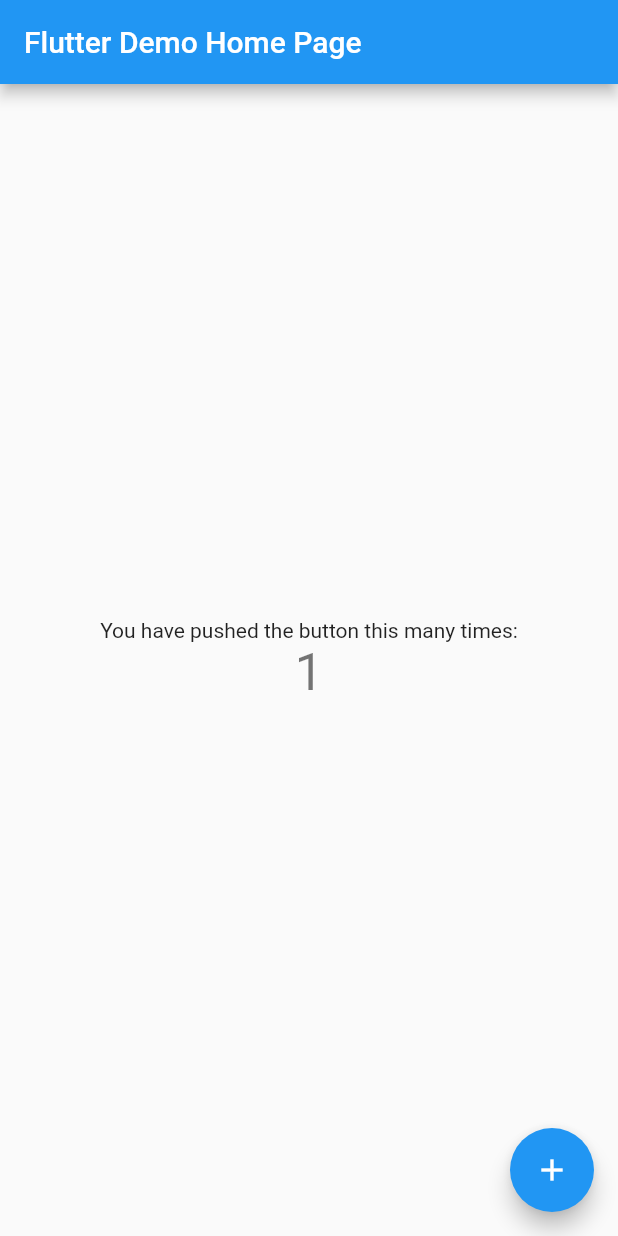
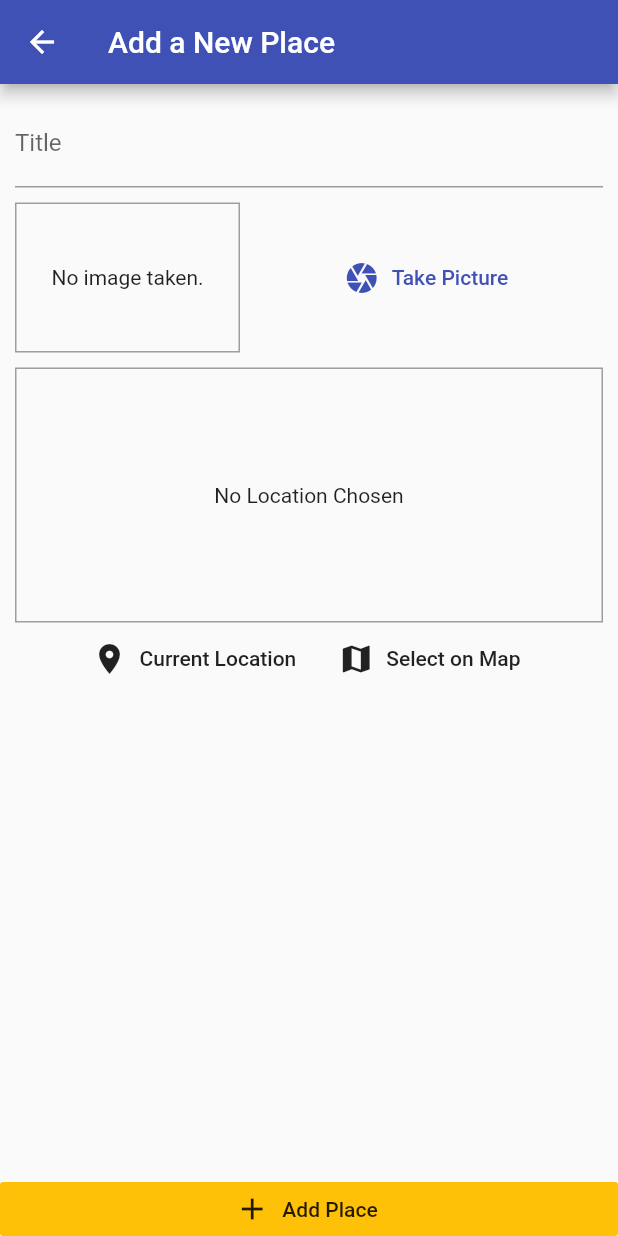
Before and after one commit to j04ntoh/flutter_native, a Flutter app: the screen it shows after launch, after a tap on the "add" icon, on a phone screen of 412 x 824 dp. Run offline on Flutter 3.47's test engine with Material 2 defaults, Android fonts, the phone set to English and light mode, and no system bars; our stand-ins replace google_maps_flutter, image_picker, location, sqflite; accounts and stored records are empty.

Commit message:
native database, google map

```diff
--- /dev/null
+++ b/lib/helpers/db_helper.dart
@@ -0,0 +1,31 @@
+import 'package:sqflite/sqflite.dart' as sql;
+import 'package:path/path.dart' as path;
+
+class DBHelper {
+  static Future<sql.Database> database() async {
+    final dbPath = await sql.getDatabasesPath();
+    return sql.openDatabase(
+        path.join(
+          dbPath,
+          'user_places.db',
+        ), onCreate: (db, version) async {
+      return db.execute(
+          'CREATE TABLE user_places(id TEXT PRIMARY KEY, title TEXT, image TEXT, loc_lat REAL, loc_lng REAL, address TEXT)');
+    }, version: 1);
+  }
+
+  static Future<void> insert(String table, Map<String, Object> data) async {
+    final sqlDB = await DBHelper.database();
+
+    sqlDB.insert(
+      table,
+      data,
+      conflictAlgorithm: sql.ConflictAlgorithm.replace,
+    );
+  }
+
+  static Future<List<Map<String, dynamic>>> getData(String table) async {
+    final db = await DBHelper.database();
+    return db.query(table);
+  }
+}
--- /dev/null
+++ b/lib/helpers/location_helper.dart
@@ -0,0 +1,19 @@
+import 'dart:convert';
+import 'package:http/http.dart' as http;
+
+const GOOGLE_API_KEY = 'AIzaSyBgsyoREG3dYyqTttTyEOE3P4IlkgSr3EI';
+
+class LocationHelper {
+  static String generateLocationPreviewImage(
+      {double latitude, double longitude}) {
+    return 'https://maps.googleapis.com/maps/api/staticmap?center=$latitude,$longitude&zoom=13&size=600x300&maptype=roadmap&markers=color:red%7Clabel:%7C$latitude,$longitude&key=$GOOGLE_API_KEY';
+  }
+
+  static Future<String> getPlaceAddress(double lat, double lng) async {
+    final url =
+        'https://maps.googleapis.com/maps/api/geocode/json?latlng=$lat,$lng&key=$GOOGLE_API_KEY';
+    final response = await http.get(url);
+    //print(json.decode(response.body));
+    return json.decode(response.body)['results'][0]['formatted_address'];
+  }
+}
--- a/lib/main.dart
+++ b/lib/main.dart
@@ -1,4 +1,10 @@
 import 'package:flutter/material.dart';
+import 'package:provider/provider.dart';
+
+import './providers/great_places.dart';
+import './screens/places_list_screen.dart';
+import './screens/add_place_screen.dart';
+import './screens/place_detail_screen.dart';
 
 void main() {
   runApp(MyApp());
@@ -8,110 +14,22 @@ class MyApp extends StatelessWidget {
   // This widget is the root of your application.
   @override
   Widget build(BuildContext context) {
-    return MaterialApp(
-      title: 'Flutter Demo',
-      theme: ThemeData(
-        // This is the theme of your application.
-        //
-        // Try running your application with "flutter run". You'll see the
-        // application has a blue toolbar. Then, without quitting the app, try
-        // changing the primarySwatch below to Colors.green and then invoke
-        // "hot reload" (press "r" in the console where you ran "flutter run",
-        // or simply save your changes to "hot reload" in a Flutter IDE).
-        // Notice that the counter didn't reset back to zero; the application
-        // is not restarted.
-        primarySwatch: Colors.blue,
-        // This makes the visual density adapt to the platform that you run
-        // the app on. For desktop platforms, the controls will be smaller and
-        // closer together (more dense) than on mobile platforms.
-        visualDensity: VisualDensity.adaptivePlatformDensity,
+    return ChangeNotifierProvider(
+      create: (ctx) => GreatPlaces(),
+      child: MaterialApp(
+        title: '',
+        theme: ThemeData(
+          primarySwatch: Colors.indigo,
+          accentColor: Colors.amber,
+          visualDensity: VisualDensity.adaptivePlatformDensity,
+        ),
+        home: PlacesListScreen(),
+        routes: {
+          AddPlaceScreen.routeName: (ctx) => AddPlaceScreen(),
+          PlacesListScreen.routeName: (ctx) => PlacesListScreen(),
+          PlaceDetailScreen.routeName: (ctx) => PlaceDetailScreen(),
+        },
       ),
-      home: MyHomePage(title: 'Flutter Demo Home Page'),
     );
   }
 }
-
-class MyHomePage extends StatefulWidget {
-  MyHomePage({Key key, this.title}) : super(key: key);
-
-  // This widget is the home page of your application. It is stateful, meaning
-  // that it has a State object (defined below) that contains fields that affect
-  // how it looks.
-
-  // This class is the configuration for the state. It holds the values (in this
-  // case the title) provided by the parent (in this case the App widget) and
-  // used by the build method of the State. Fields in a Widget subclass are
-  // always marked "final".
-
-  final String title;
-
-  @override
-  _MyHomePageState createState() => _MyHomePageState();
-}
-
-class _MyHomePageState extends State<MyHomePage> {
-  int _counter = 0;
-
-  void _incrementCounter() {
-    setState(() {
-      // This call to setState tells the Flutter framework that something has
-      // changed in this State, which causes it to rerun the build method below
-      // so that the display can reflect the updated values. If we changed
-      // _counter without calling setState(), then the build method would not be
-      // called again, and so nothing would appear to happen.
-      _counter++;
-    });
-  }
-
-  @override
-  Widget build(BuildContext context) {
-    // This method is rerun every time setState is called, for instance as done
-    // by the _incrementCounter method above.
-    //
-    // The Flutter framework has been optimized to make rerunning build methods
-    // fast, so that you can just rebuild anything that needs updating rather
-    // than having to individually change instances of widgets.
-    return Scaffold(
-      appBar: AppBar(
-        // Here we take the value from the MyHomePage object that was created by
-        // the App.build method, and use it to set our appbar title.
-        title: Text(widget.title),
-      ),
-      body: Center(
-        // Center is a layout widget. It takes a single child and positions it
-        // in the middle of the parent.
-        child: Column(
-          // Column is also a layout widget. It takes a list of children and
-          // arranges them vertically. By default, it sizes itself to fit its
-          // children horizontally, and tries to be as tall as its parent.
-          //
-          // Invoke "debug painting" (press "p" in the console, choose the
-          // "Toggle Debug Paint" action from the Flutter Inspector in Android
-          // Studio, or the "Toggle Debug Paint" command in Visual Studio Code)
-          // to see the wireframe for each widget.
-          //
-          // Column has various properties to control how it sizes itself and
-          // how it positions its children. Here we use mainAxisAlignment to
-          // center the children vertically; the main axis here is the vertical
-          // axis because Columns are vertical (the cross axis would be
-          // horizontal).
-          mainAxisAlignment: MainAxisAlignment.center,
-          children: <Widget>[
-            Text(
-              'You have pushed the button this many times:',
-            ),
-            Text(
-              '$_counter',
-              style: Theme.of(context).textTheme.headline4,
-            ),
-          ],
-        ),
-      ),
-      floatingActionButton: FloatingActionButton(
-        onPressed: _incrementCounter,
-        tooltip: 'Increment',
-        child: Icon(Icons.add),
-      ), // This trailing comma makes auto-formatting nicer for build methods.
-    );
-  }
-}
--- /dev/null
+++ b/lib/models/place.dart
@@ -0,0 +1,29 @@
+import 'dart:io';
+
+import 'package:flutter/foundation.dart';
+
+class PlaceLocation {
+  final double latitude;
+  final double longitude;
+  final String address;
+
+  const PlaceLocation({
+    @required this.latitude,
+    @required this.longitude,
+    this.address,
+  });
+}
+
+class Place {
+  final String id;
+  final String title;
+  final PlaceLocation location;
+  final File image;
+
+  Place({
+    @required this.id,
+    @required this.title,
+    @required this.location,
+    @required this.image,
+  });
+}
--- /dev/null
+++ b/lib/providers/great_places.dart
@@ -0,0 +1,65 @@
+import 'dart:io';
+
+import 'package:flutter/material.dart';
+import '../models/place.dart';
+import '../helpers/db_helper.dart';
+import '../helpers/location_helper.dart';
+
+class GreatPlaces with ChangeNotifier {
+  List<Place> _items = [];
+
+  List<Place> get items {
+    return [..._items];
+  }
+
+  Place findById(String id) {
+    return _items.firstWhere((place) => place.id == id);
+  }
+
+  Future<void> addPlace(String pickedTitle, File pickedImage,
+      PlaceLocation pickedLocation) async {
+    final address = await LocationHelper.getPlaceAddress(
+        pickedLocation.latitude, pickedLocation.longitude);
+    final updateLocation = PlaceLocation(
+      latitude: pickedLocation.latitude,
+      longitude: pickedLocation.longitude,
+      address: address,
+    );
+    final newPlace = Place(
+      id: DateTime.now().toString(),
+      image: pickedImage,
+      title: pickedTitle,
+      location: updateLocation,
+    );
+    _items.add(newPlace);
+    notifyListeners();
+    DBHelper.insert('user_places', {
+      'id': newPlace.id,
+      'image': newPlace.image.path,
+      'title': newPlace.title,
+      'loc_lat': newPlace.location.latitude,
+      'loc_lng': newPlace.location.longitude,
+      'address': newPlace.location.address,
+    });
+  }
+
+  Future<void> fetchAndSetPlaces() async {
+    final dataList = await DBHelper.getData('user_places');
+    _items = dataList
+        .map(
+          (item) => Place(
+            id: item['id'],
+            image: File(item['image']),
+            title: item['title'],
+            location: PlaceLocation(
+              latitude: item['loc_lat'],
+              longitude: item['loc_lng'],
+              address: item['address'],
+            ),
+          ),
+        )
+        .toList();
+
+    notifyListeners();
+  }
+}
--- /dev/null
+++ b/lib/screens/add_place_screen.dart
@@ -0,0 +1,87 @@
+import 'dart:io';
+import 'package:flutter/material.dart';
+import 'package:provider/provider.dart';
+
+import '../widgets/location_input.dart';
+import '../widgets/image_input.dart';
+import '../providers/great_places.dart';
+import '../models/place.dart';
+
+class AddPlaceScreen extends StatefulWidget {
+  static const routeName = '/add-place';
+
+  @override
+  _AddPlacesState createState() => _AddPlacesState();
+}
+
+class _AddPlacesState extends State<AddPlaceScreen> {
+  final _titleController = TextEditingController();
+  File _pickedImage;
+  PlaceLocation _pickedLocation;
+
+  void _selectedImage(File pickedImage) {
+    _pickedImage = pickedImage;
+  }
+
+  void _selectPlace(double lat, double lng) {
+    _pickedLocation = PlaceLocation(latitude: lat, longitude: lng);
+  }
+
+  void _savePlace() {
+    if (_titleController.text.isEmpty || _pickedImage == null) {
+      return;
+    }
+    Provider.of<GreatPlaces>(context, listen: false)
+        .addPlace(_titleController.text, _pickedImage, _pickedLocation);
+
+    Navigator.of(context).pop();
+  }
+
+  @override
+  Widget build(BuildContext context) {
+    return Scaffold(
+      appBar: AppBar(
+        title: Text('Add a New Place'),
+      ),
+      body: Column(
+        mainAxisAlignment: MainAxisAlignment.spaceBetween,
+        crossAxisAlignment: CrossAxisAlignment.stretch,
+        children: <Widget>[
+          Expanded(
+            child: SingleChildScrollView(
+              child: Padding(
+                padding: EdgeInsets.all(10),
+                child: Column(
+                  children: <Widget>[
+                    TextField(
+                      decoration: InputDecoration(labelText: 'Title'),
+                      controller: _titleController,
+                    ),
+                    SizedBox(
+                      height: 10,
+                    ),
+                    ImageInput(_selectedImage),
+                    SizedBox(
+                      height: 10,
+                    ),
+                    LocationInput(_selectPlace),
+                  ],
+                ),
+              ),
+            ),
+          ),
+          RaisedButton.icon(
+            color: Theme.of(context).accentColor,
+            materialTapTargetSize: MaterialTapTargetSize.shrinkWrap,
+            elevation: 0,
+            onPressed: _savePlace,
+            icon: Icon(Icons.add),
+            label: Text(
+              'Add Place',
+            ),
+          ),
+        ],
+      ),
+    );
+  }
+}
--- /dev/null
+++ b/lib/screens/places_list_screen.dart
@@ -0,0 +1,61 @@
+import 'package:flutter/material.dart';
+import 'package:flutter_native/screens/place_detail_screen.dart';
+import 'package:provider/provider.dart';
+import '../screens/add_place_screen.dart';
+import '../providers/great_places.dart';
+
+class PlacesListScreen extends StatelessWidget {
+  static const routeName = '/place-list';
+
+  @override
+  Widget build(BuildContext context) {
+    return Scaffold(
+      appBar: AppBar(
+        title: Text('Your Places'),
+        actions: <Widget>[
+          IconButton(
+            icon: Icon(Icons.add),
+            onPressed: () {
+              Navigator.of(context).pushNamed(AddPlaceScreen.routeName);
+            },
+          )
+        ],
+      ),
+      body: FutureBuilder(
+        future: Provider.of<GreatPlaces>(context, listen: false)
+            .fetchAndSetPlaces(),
+        builder: (ctx, snapshot) => snapshot.connectionState ==
+                ConnectionState.waiting
+            ? Center(
+                child: CircularProgressIndicator(),
+              )
+            : Consumer<GreatPlaces>(
+                builder: (context, greatplaces, ch) =>
+                    greatplaces.items.length <= 0
+                        ? ch
+                        : ListView.builder(
+                            itemCount: greatplaces.items.length,
+                            itemBuilder: (context, i) => ListTile(
+                              leading: CircleAvatar(
+                                backgroundImage:
+                                    FileImage(greatplaces.items[i].image),
+                              ),
+                              title: Text(greatplaces.items[i].title),
+                              subtitle:
+                                  Text(greatplaces.items[i].location.address),
+                              onTap: () {
+                                Navigator.of(context).pushNamed(
+                                  PlaceDetailScreen.routeName,
+                                  arguments: greatplaces.items[i].id,
+                                );
+                              },
+                            ),
+                          ),
+                child: Center(
+                  child: Text('Got no places yet, start adding some!'),
+                ),
+              ),
+      ),
+    );
+  }
+}
--- /dev/null
+++ b/lib/widgets/image_input.dart
@@ -0,0 +1,75 @@
+import 'dart:io';
+
+import 'package:flutter/material.dart';
+import 'package:image_picker/image_picker.dart';
+import 'package:path/path.dart' as path;
+import 'package:path_provider/path_provider.dart' as syspaths;
+
+class ImageInput extends StatefulWidget {
+  final Function onSelectImage;
+
+  ImageInput(this.onSelectImage);
+
+  @override
+  _ImageInputState createState() => _ImageInputState();
+}
+
+class _ImageInputState extends State<ImageInput> {
+  File _storedImage;
+
+  Future<void> _takePicture() async {
+    final picker = ImagePicker();
+    final imagefile = await picker.getImage(
+      source: ImageSource.camera,
+      maxWidth: 600,
+    );
+
+    setState(() {
+      _storedImage = File(imagefile.path);
+    });
+    Directory appDir = await syspaths.getApplicationDocumentsDirectory();
+    final fileName = path.basename(imagefile.path);
+    final savedImage = await _storedImage.copy('${appDir.path}/$fileName');
+    widget.onSelectImage(savedImage);
+  }
+
+  @override
+  Widget build(BuildContext context) {
+    return Row(
+      children: <Widget>[
+        Container(
+          width: 150,
+          height: 100,
+          decoration: BoxDecoration(
+            border: Border.all(
+              width: 1,
+              color: Colors.grey,
+            ),
+          ),
+          child: _storedImage != null
+              ? Image.file(
+                  _storedImage,
+                  fit: BoxFit.cover,
+                  width: double.infinity,
+                )
+              : Text(
+                  'No image taken.',
+                  textAlign: TextAlign.center,
+                ),
+          alignment: Alignment.center,
+        ),
+        SizedBox(
+          width: 10,
+        ),
+        Expanded(
+          child: FlatButton.icon(
+            icon: Icon(Icons.camera),
+            label: Text('Take Picture'),
+            textColor: Theme.of(context).primaryColor,
+            onPressed: _takePicture,
+          ),
+        ),
+      ],
+    );
+  }
+}
--- /dev/null
+++ b/lib/widgets/location_input.dart
@@ -0,0 +1,95 @@
+import 'package:flutter/material.dart';
+import 'package:location/location.dart';
+import 'package:google_maps_flutter/google_maps_flutter.dart';
+
+import '../helpers/location_helper.dart';
+import '../screens/map_screen.dart';
+
+class LocationInput extends StatefulWidget {
+  final Function onSelectPlace;
+
+  LocationInput(this.onSelectPlace);
+
+  @override
+  _LocationInputState createState() => _LocationInputState();
+}
+
+class _LocationInputState extends State<LocationInput> {
+  String _previewImageUrl;
+
+  void _showPrevew(double lat, double lng) {
+    final staticMapImageUrl = LocationHelper.generateLocationPreviewImage(
+        latitude: lat, longitude: lng);
+
+    setState(() {
+      _previewImageUrl = staticMapImageUrl;
+    });
+  }
+
+  Future<void> _getCurrentLocation() async {
+    try {
+      final locData = await Location().getLocation();
+      _showPrevew(locData.latitude, locData.longitude);
+      widget.onSelectPlace(locData.latitude, locData.longitude);
+    } catch (error) {
+      return;
+    }
+  }
+
+  Future<void> _selectOnMap() async {
+    final LatLng selectedLocation = await Navigator.of(context).push<LatLng>(
+      MaterialPageRoute(
+        fullscreenDialog: true,
+        builder: (ctx) => MapScreen(
+          isSelecting: true,
+        ),
+      ),
+    );
+
+    if (selectedLocation == null) return;
+
+    _showPrevew(selectedLocation.latitude, selectedLocation.longitude);
+    widget.onSelectPlace(selectedLocation.latitude, selectedLocation.longitude);
+  }
+
+  @override
+  Widget build(BuildContext context) {
+    return Column(
+      children: <Widget>[
+        Container(
+          height: 170,
+          width: double.infinity,
+          alignment: Alignment.center,
+          decoration: BoxDecoration(
+            border: Border.all(width: 1, color: Colors.grey),
+          ),
+          child: _previewImageUrl == null
+              ? Text(
+                  'No Location Chosen',
+                  textAlign: TextAlign.center,
+                )
+              : Image.network(
+                  _previewImageUrl,
+                  fit: BoxFit.cover,
+                  width: double.infinity,
+                ),
+        ),
+        Row(
+          mainAxisAlignment: MainAxisAlignment.center,
+          children: <Widget>[
+            FlatButton.icon(
+              icon: Icon(Icons.location_on),
+              label: Text('Current Location'),
+              onPressed: _getCurrentLocation,
+            ),
+            FlatButton.icon(
+              icon: Icon(Icons.map),
+              label: Text('Select on Map'),
+              onPressed: _selectOnMap,
+            ),
+          ],
+        )
+      ],
+    );
+  }
+}
```
Also changed, not shown: lib/screens/map_screen.dart (added, +64 -0 lines), lib/screens/place_detail_screen.dart (added, +60 -0 lines), pubspec.yaml (+8 -1 lines), pubspec.lock, 6 other files.
